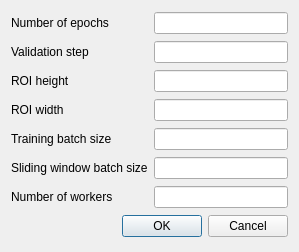
Old version of the form qu/ui/dialogs/qu_unet_segmenter_settings_dialog.ui in the repository aarpon/qu.
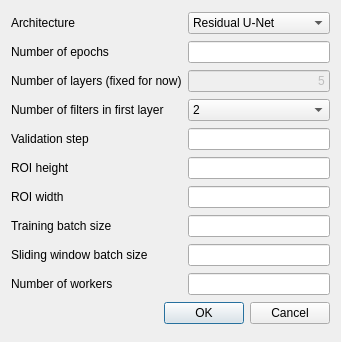
New version of the form.

Commit message: Expose more settings to the UNet2D segmenter and add core architecture Attention U-Net.

```diff
--- a/qu/ui/dialogs/qu_unet_segmenter_settings_dialog.ui
+++ b/qu/ui/dialogs/qu_unet_segmenter_settings_dialog.ui
@@ -6,36 +6,145 @@
    <rect>
     <x>0</x>
     <y>0</y>
-    <width>299</width>
-    <height>252</height>
+    <width>341</width>
+    <height>342</height>
    </rect>
   </property>
   <property name="windowTitle">
    <string>U-Net 2D Segmenter</string>
   </property>
   <layout class="QGridLayout" name="gridLayout">
-   <item row="5" column="1">
-    <widget class="QLineEdit" name="lineEditROIWidth">
+   <item row="10" column="0">
+    <widget class="QLabel" name="label">
+     <property name="text">
+      <string>Training batch size</string>
+     </property>
+    </widget>
+   </item>
+   <item row="12" column="1">
+    <widget class="QLineEdit" name="leNumWorkers">
      <property name="alignment">
       <set>Qt::AlignRight|Qt::AlignTrailing|Qt::AlignVCenter</set>
      </property>
     </widget>
    </item>
-   <item row="6" column="1">
-    <widget class="QLineEdit" name="leTrainingBatchSize">
+   <item row="8" column="0">
+    <widget class="QLabel" name="labelROIHeight">
+     <property name="text">
+      <string>ROI height</string>
+     </property>
+    </widget>
+   </item>
+   <item row="1" column="1">
+    <widget class="QLineEdit" name="leNumEpochs">
+     <property name="inputMethodHints">
+      <set>Qt::ImhDigitsOnly|Qt::ImhPreferNumbers</set>
+     </property>
      <property name="alignment">
       <set>Qt::AlignRight|Qt::AlignTrailing|Qt::AlignVCenter</set>
      </property>
     </widget>
    </item>
    <item row="0" column="0">
+    <widget class="QLabel" name="label_2">
+     <property name="accessibleName">
+      <string>labelArchitecture</string>
+     </property>
+     <property name="text">
+      <string>Architecture</string>
+     </property>
+    </widget>
+   </item>
+   <item row="3" column="0">
+    <widget class="QLabel" name="labelNumFiltersFirstLayer">
+     <property name="text">
+      <string>Number of filters in first layer</string>
+     </property>
+    </widget>
+   </item>
+   <item row="3" column="1">
+    <widget class="QComboBox" name="cbNumFiltersInFirstLayer">
+     <item>
+      <property name="text">
+       <string>2</string>
+      </property>
+     </item>
+     <item>
+      <property name="text">
+       <string>4</string>
+      </property>
+     </item>
+     <item>
+      <property name="text">
+       <string>8</string>
+      </property>
+     </item>
+     <item>
+      <property name="text">
+       <string>16</string>
+      </property>
+     </item>
+     <item>
+      <property name="text">
+       <string>32</string>
+      </property>
+     </item>
+     <item>
+      <property name="text">
+       <string>64</string>
+      </property>
+     </item>
+     <item>
+      <property name="text">
+       <string>128</string>
+      </property>
+     </item>
+     <item>
+      <property name="text">
+       <string>256</string>
+      </property>
+     </item>
+    </widget>
+   </item>
+   <item row="1" column="0">
     <widget class="QLabel" name="labelNumEpochs">
      <property name="text">
       <string>Number of epochs</string>
      </property>
     </widget>
    </item>
-   <item row="9" column="0" colspan="2">
+   <item row="9" column="1">
+    <widget class="QLineEdit" name="lineEditROIWidth">
+     <property name="alignment">
+      <set>Qt::AlignRight|Qt::AlignTrailing|Qt::AlignVCenter</set>
+     </property>
+    </widget>
+   </item>
+   <item row="8" column="1">
+    <widget class="QLineEdit" name="lineEditROIHeight">
+     <property name="alignment">
+      <set>Qt::AlignRight|Qt::AlignTrailing|Qt::AlignVCenter</set>
+     </property>
+    </widget>
+   </item>
+   <item row="0" column="1">
+    <widget class="QComboBox" name="cbArchitecture">
+     <property name="accessibleName">
+      <string/>
+     </property>
+     <item>
+      <property name="text">
+       <string>Residual U-Net</string>
+      </property>
+     </item>
+     <item>
+      <property name="text">
+       <string>Attention U-Net</string>
+      </property>
+     </item>
+    </widget>
+   </item>
+   <item row="13" column="0" colspan="2">
     <widget class="QDialogButtonBox" name="buttonBox">
      <property name="orientation">
       <enum>Qt::Horizontal</enum>
@@ -45,81 +154,70 @@
      </property>
     </widget>
    </item>
-   <item row="4" column="1">
-    <widget class="QLineEdit" name="lineEditROIHeight">
-     <property name="alignment">
-      <set>Qt::AlignRight|Qt::AlignTrailing|Qt::AlignVCenter</set>
-     </property>
-    </widget>
-   </item>
-   <item row="6" column="0">
-    <widget class="QLabel" name="label">
+   <item row="11" column="0">
+    <widget class="QLabel" name="labelSlidingWindowBatchSize">
      <property name="text">
-      <string>Training batch size</string>
+      <string>Sliding window batch size</string>
      </property>
     </widget>
    </item>
-   <item row="0" column="1">
-    <widget class="QLineEdit" name="leNumEpochs">
-     <property name="inputMethodHints">
-      <set>Qt::ImhDigitsOnly|Qt::ImhPreferNumbers</set>
-     </property>
-     <property name="alignment">
-      <set>Qt::AlignRight|Qt::AlignTrailing|Qt::AlignVCenter</set>
-     </property>
-    </widget>
-   </item>
-   <item row="1" column="1">
-    <widget class="QLineEdit" name="leValidationStep">
-     <property name="alignment">
-      <set>Qt::AlignRight|Qt::AlignTrailing|Qt::AlignVCenter</set>
-     </property>
-    </widget>
-   </item>
-   <item row="4" column="0">
-    <widget class="QLabel" name="labelROIHeight">
-     <property name="text">
-      <string>ROI height</string>
-     </property>
-    </widget>
-   </item>
-   <item row="8" column="1">
-    <widget class="QLineEdit" name="leNumWorkers">
-     <property name="alignment">
-      <set>Qt::AlignRight|Qt::AlignTrailing|Qt::AlignVCenter</set>
-     </property>
-    </widget>
-   </item>
-   <item row="8" column="0">
+   <item row="12" column="0">
     <widget class="QLabel" name="labelNumWorkers">
      <property name="text">
       <string>Number of workers</string>
      </property>
     </widget>
    </item>
-   <item row="1" column="0">
+   <item row="11" column="1">
+    <widget class="QLineEdit" name="leSlidingWindowBatchSize">
+     <property name="alignment">
+      <set>Qt::AlignRight|Qt::AlignTrailing|Qt::AlignVCenter</set>
+     </property>
+    </widget>
+   </item>
+   <item row="10" column="1">
+    <widget class="QLineEdit" name="leTrainingBatchSize">
+     <property name="alignment">
+      <set>Qt::AlignRight|Qt::AlignTrailing|Qt::AlignVCenter</set>
+     </property>
+    </widget>
+   </item>
+   <item row="5" column="0">
     <widget class="QLabel" name="labelValidationStep">
      <property name="text">
       <string>Validation step</string>
      </property>
     </widget>
    </item>
-   <item row="5" column="0">
+   <item row="9" column="0">
     <widget class="QLabel" name="labelROIWidth">
      <property name="text">
       <string>ROI width</string>
      </property>
     </widget>
    </item>
-   <item row="7" column="0">
-    <widget class="QLabel" name="labelSlidingWindowBatchSize">
+   <item row="5" column="1">
+    <widget class="QLineEdit" name="leValidationStep">
+     <property name="alignment">
+      <set>Qt::AlignRight|Qt::AlignTrailing|Qt::AlignVCenter</set>
+     </property>
+    </widget>
+   </item>
+   <item row="2" column="0">
+    <widget class="QLabel" name="labelNumberOfLayers">
      <property name="text">
-      <string>Sliding window batch size</string>
+      <string>Number of layers (fixed for now)</string>
      </property>
     </widget>
    </item>
-   <item row="7" column="1">
-    <widget class="QLineEdit" name="leSlidingWindowBatchSize">
+   <item row="2" column="1">
+    <widget class="QLineEdit" name="leNumLayers">
+     <property name="enabled">
+      <bool>false</bool>
+     </property>
+     <property name="text">
+      <string>5</string>
+     </property>
      <property name="alignment">
       <set>Qt::AlignRight|Qt::AlignTrailing|Qt::AlignVCenter</set>
      </property>
```
The commit also changes 8 other files.
